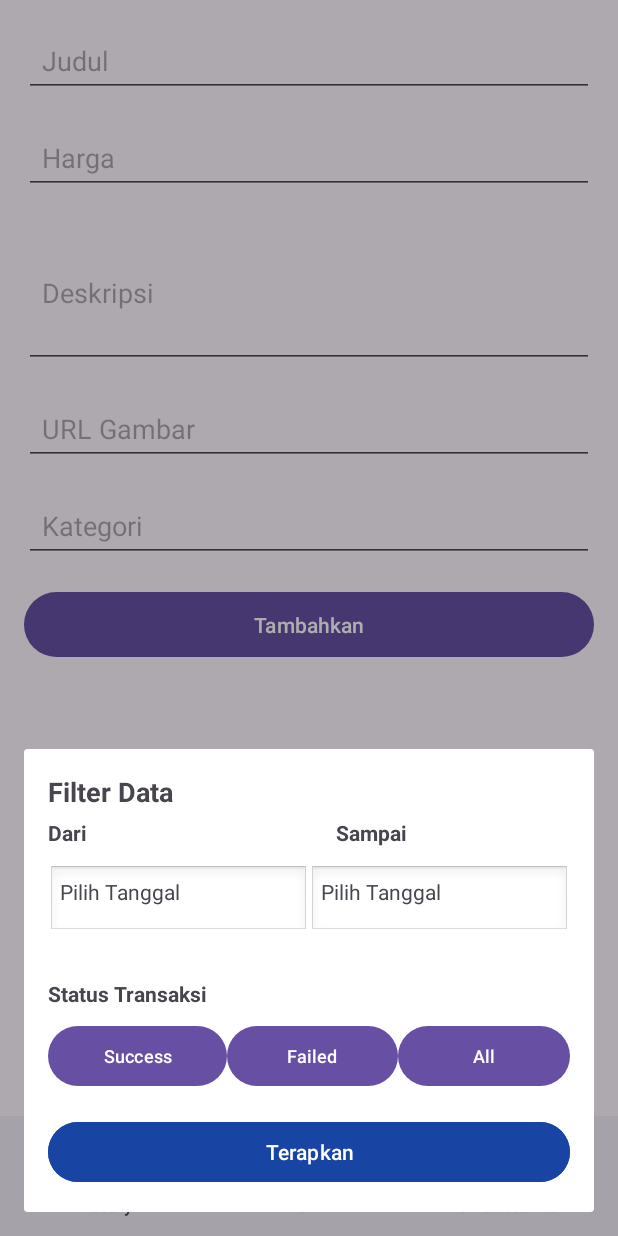
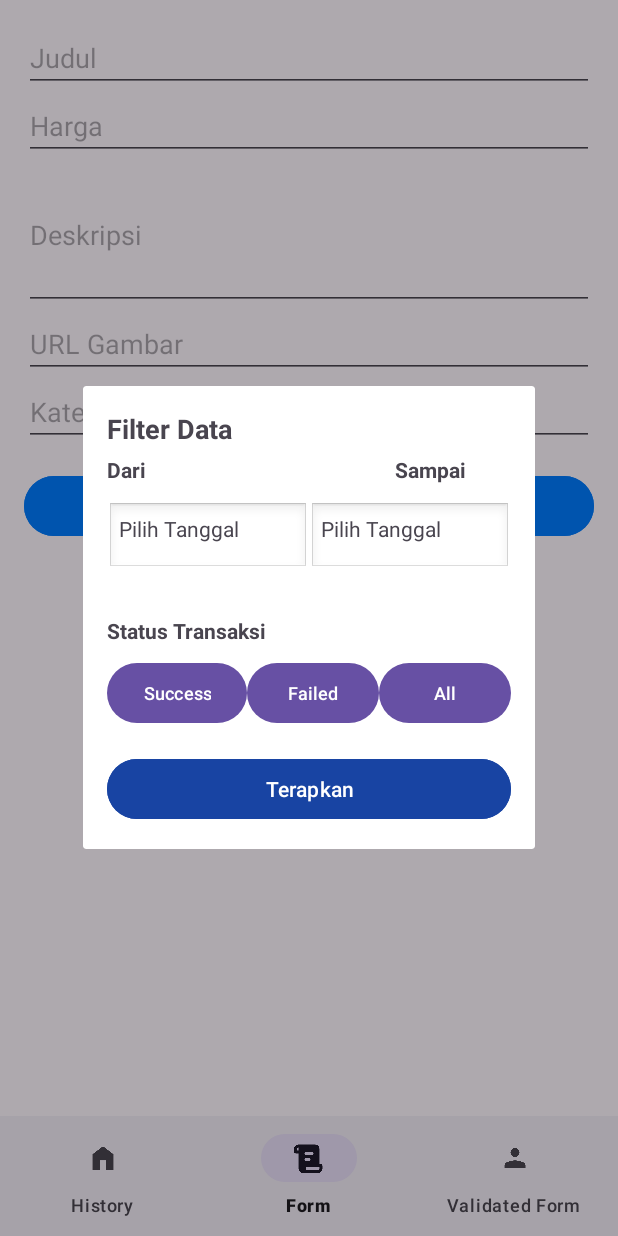
Before and after one commit to evannkent-s/ProjectMKP, an Android app: the fragment FilterDialogFragment placed in its activity, item 2 of the bottom bar chosen, on a phone screen of 412 x 824 dp. Run offline under Robolectric (Android 15) with nearby library versions, the phone set to English and light mode, and no system bars.

Commit message:
ra iso mlaku anjeenkkkkkk

```diff
--- a/app/src/main/java/id/ac/binus/project/MainActivity.java
+++ b/app/src/main/java/id/ac/binus/project/MainActivity.java
@@ -6,6 +6,7 @@ import android.view.MenuItem;
 import androidx.annotation.NonNull;
 import androidx.appcompat.app.AppCompatActivity;
 import androidx.fragment.app.Fragment;
+
 import com.google.android.material.bottomnavigation.BottomNavigationView;
 
 import id.ac.binus.project.fragment.FormFragment;
@@ -13,16 +14,22 @@ import id.ac.binus.project.fragment.HistoryFragment;
 import id.ac.binus.project.fragment.ValidatedFormFragment;
 
 public class MainActivity extends AppCompatActivity {
+
     @Override
     protected void onCreate(Bundle savedInstanceState) {
         super.onCreate(savedInstanceState);
         setContentView(R.layout.activity_main);
 
+        // Inisialisasi Bottom Navigation View
         BottomNavigationView bottomNavigationView = findViewById(R.id.bottom_navigation);
-        bottomNavigationView.setOnNavigationItemSelectedListener(new BottomNavigationView.OnNavigationItemSelectedListener() {
+
+        // Listener untuk item navigasi
+        bottomNavigationView.setOnItemSelectedListener(new BottomNavigationView.OnItemSelectedListener() {
             @Override
             public boolean onNavigationItemSelected(@NonNull MenuItem item) {
                 Fragment selectedFragment = null;
+
+                // Menggunakan if-else untuk menentukan Fragment berdasarkan item yang dipilih
                 if (item.getItemId() == R.id.nav_history) {
                     selectedFragment = new HistoryFragment();
                 } else if (item.getItemId() == R.id.nav_form) {
@@ -31,17 +38,18 @@ public class MainActivity extends AppCompatActivity {
                     selectedFragment = new ValidatedFormFragment();
                 }
 
+                // Menampilkan fragment yang dipilih
                 if (selectedFragment != null) {
                     getSupportFragmentManager().beginTransaction()
                             .replace(R.id.fragment_container, selectedFragment)
                             .commit();
                 }
+
                 return true;
             }
-
         });
 
-        // Default fragment
+        // Menampilkan fragment default (HistoryFragment) saat pertama kali aplikasi dibuka
         if (savedInstanceState == null) {
             bottomNavigationView.setSelectedItemId(R.id.nav_history);
         }
--- a/app/src/main/java/id/ac/binus/project/fragment/FilterDialogFragment.java
+++ b/app/src/main/java/id/ac/binus/project/fragment/FilterDialogFragment.java
@@ -86,18 +86,18 @@ public class FilterDialogFragment extends DialogFragment {
                 calendar.get(Calendar.DAY_OF_MONTH));
         dialog.show();
     }
-    @Override
-    public void onStart() {
-        super.onStart();
-        // Mengatur ukuran dialog menjadi lebar penuh dan tinggi sesuai konten
-        Dialog dialog = getDialog();
-        if (dialog != null) {
-            Window window = dialog.getWindow();
-            if (window != null) {
-                // Mengatur lebar dialog menjadi penuh dan tinggi sesuai konten
-                window.setLayout(WindowManager.LayoutParams.MATCH_PARENT, WindowManager.LayoutParams.WRAP_CONTENT);
-                window.setGravity(Gravity.BOTTOM); // Mengatur posisi dialog ke bawah
-            }
-        }
-    }
+//    @Override
+//    public void onStart() {
+//        super.onStart();
+//        // Mengatur ukuran dialog menjadi lebar penuh dan tinggi sesuai konten
+//        Dialog dialog = getDialog();
+//        if (dialog != null) {
+//            Window window = dialog.getWindow();
+//            if (window != null) {
+//                // Mengatur lebar dialog menjadi penuh dan tinggi sesuai konten
+//                window.setLayout(WindowManager.LayoutParams.MATCH_PARENT, WindowManager.LayoutParams.WRAP_CONTENT);
+//                window.setGravity(Gravity.BOTTOM); // Mengatur posisi dialog ke bawah
+//            }
+//        }
+//    }
 }
--- a/app/src/main/res/layout/activity_main.xml
+++ b/app/src/main/res/layout/activity_main.xml
@@ -2,17 +2,18 @@
 <RelativeLayout xmlns:android="http://schemas.android.com/apk/res/android"
     xmlns:app="http://schemas.android.com/apk/res-auto"
     xmlns:tools="http://schemas.android.com/tools"
-    android:id="@+id/main"
     android:layout_width="match_parent"
     android:layout_height="match_parent"
     tools:context=".MainActivity">
 
+    <!-- Container Fragment -->
     <FrameLayout
         android:id="@+id/fragment_container"
         android:layout_width="match_parent"
         android:layout_height="match_parent"
         android:layout_above="@id/bottom_navigation" />
 
+    <!-- Bottom Navigation -->
     <com.google.android.material.bottomnavigation.BottomNavigationView
         android:id="@+id/bottom_navigation"
         android:layout_width="match_parent"
--- a/app/src/main/res/layout/fragment_form.xml
+++ b/app/src/main/res/layout/fragment_form.xml
@@ -1,3 +1,4 @@
+<?xml version="1.0" encoding="utf-8"?>
 <ScrollView xmlns:android="http://schemas.android.com/apk/res/android"
     android:layout_width="match_parent"
     android:layout_height="match_parent"
@@ -8,61 +9,46 @@
         android:layout_height="wrap_content"
         android:orientation="vertical">
 
-        <!-- Judul Input -->
+        <!-- Input Judul -->
         <EditText
             android:id="@+id/input_title"
             android:layout_width="match_parent"
             android:layout_height="wrap_content"
             android:hint="Judul"
-            android:inputType="text"
-            android:padding="12dp"
+            android:inputType="text" />
 
-            android:layout_marginBottom="16dp" />
-
-        <!-- Harga Input -->
+        <!-- Input Harga -->
         <EditText
             android:id="@+id/input_price"
             android:layout_width="match_parent"
             android:layout_height="wrap_content"
             android:hint="Harga"
-            android:inputType="number"
-            android:padding="12dp"
+            android:inputType="numberDecimal" />
 
-            android:layout_marginBottom="16dp" />
-
-        <!-- Deskripsi Input -->
+        <!-- Input Deskripsi -->
         <EditText
             android:id="@+id/input_description"
             android:layout_width="match_parent"
             android:layout_height="wrap_content"
             android:hint="Deskripsi"
             android:inputType="textMultiLine"
-            android:minHeight="100dp"
-            android:padding="12dp"
+            android:minHeight="100dp" />
 
-            android:layout_marginBottom="16dp" />
-
-        <!-- URL Gambar Input -->
+        <!-- Input URL Gambar -->
         <EditText
             android:id="@+id/input_image_url"
             android:layout_width="match_parent"
             android:layout_height="wrap_content"
             android:hint="URL Gambar"
-            android:inputType="textUri"
-            android:padding="12dp"
+            android:inputType="textUri" />
 
-            android:layout_marginBottom="16dp" />
-
-        <!-- Kategori Input -->
+        <!-- Input Kategori -->
         <EditText
             android:id="@+id/input_category"
             android:layout_width="match_parent"
             android:layout_height="wrap_content"
             android:hint="Kategori"
-            android:inputType="text"
-            android:padding="12dp"
-
-            android:layout_marginBottom="16dp" />
+            android:inputType="text" />
 
         <!-- Tombol Tambahkan -->
         <Button
@@ -70,8 +56,8 @@
             android:layout_width="match_parent"
             android:layout_height="wrap_content"
             android:text="Tambahkan"
-
+            android:backgroundTint="#007BFF"
             android:textColor="@android:color/white"
-            android:padding="12dp" />
+            android:layout_marginTop="16dp" />
     </LinearLayout>
 </ScrollView>
--- a/app/src/main/res/menu/bottom_navigation_menu.xml
+++ b/app/src/main/res/menu/bottom_navigation_menu.xml
@@ -2,14 +2,14 @@
 <menu xmlns:android="http://schemas.android.com/apk/res/android">
     <item
         android:id="@+id/nav_history"
-
+        android:icon="@drawable/home"
         android:title="History" />
     <item
         android:id="@+id/nav_form"
-
+        android:icon="@drawable/paper"
         android:title="Form" />
     <item
         android:id="@+id/nav_validated_form"
-
+        android:icon="@drawable/person"
         android:title="Validated Form" />
 </menu>
```
Also changed, not shown: app/src/main/java/id/ac/binus/project/fragment/FormFragment.java (+64 -7 lines), app/src/main/res/drawable/home.png (added), app/src/main/res/drawable/paper.png (added), app/src/main/res/drawable/person.png (added).
